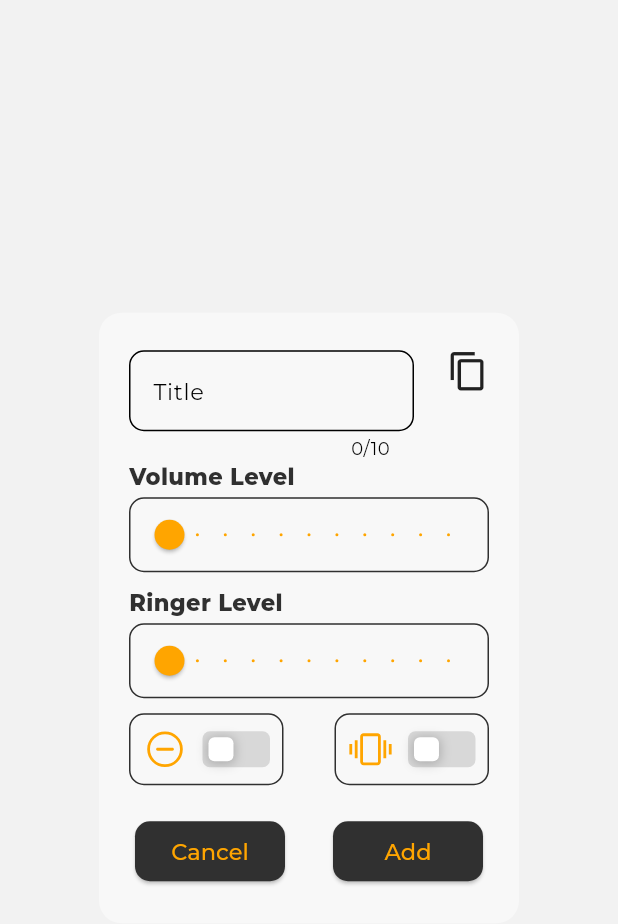
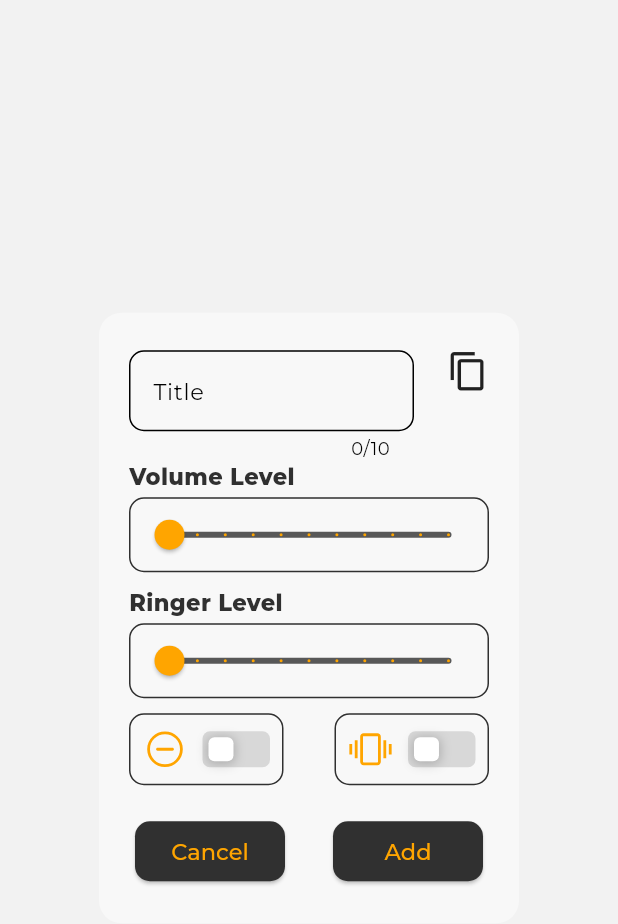
Before and after one commit to rao-suraj/AutoSilentAppFlutter, a Flutter app: the AddProfileDialogbox widget shown alone on an empty page, opened directly with empty values, on a phone screen of 412 x 824 dp. Shown: the top 924 px of the screen. Run offline on Flutter 3.47's test engine with Material 3 defaults, Android fonts, the phone set to English and light mode, and no system bars; our stand-ins replace auto_size_text, awesome_bottom_bar, bloc, either_dart, equatable, floor and 10 more; missing offline and left inert: android_alarm_manager_plus, floating_action_bubble, real_volume, workmanager; accounts and stored records are empty; generated files the repository leaves out were written again.

Commit message:
changed slider color

```diff
--- a/lib/presentation/screens/profile/widgets/add_profile_dialogbox.dart
+++ b/lib/presentation/screens/profile/widgets/add_profile_dialogbox.dart
@@ -98,6 +98,7 @@ class _AddProfileDialogboxState extends State<AddProfileDialogbox> {
                   child: Slider(
                     value: selectedVolumeLevel,
                     activeColor: colorScheme.primary,
+                    inactiveColor: colorScheme.onPrimary.withOpacity(0.8),
                     divisions: 10,
                     onChanged: (level) {
                       setState(() {
@@ -130,6 +131,7 @@ class _AddProfileDialogboxState extends State<AddProfileDialogbox> {
                         ? colorScheme.primary
                         : Colors.grey,
                     value: selectedRingerLevel,
+                    inactiveColor: colorScheme.onPrimary.withOpacity(0.8),
                     divisions: 10,
                     onChanged: (level) {
                       setState(() {
```
